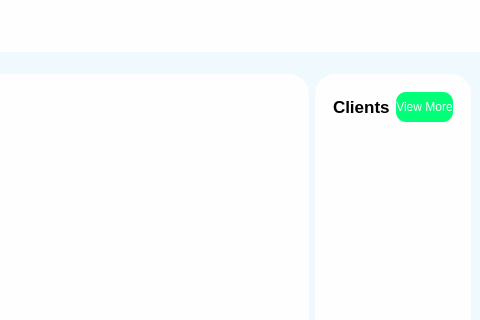
Before: the Qt Designer form src/Vista/vistacliente.ui in gjimec00/STDEvents, drawn with Qt 5; both pictures show x 450 to 930 and y 0 to 320 of the 930 by 548 pixel window.
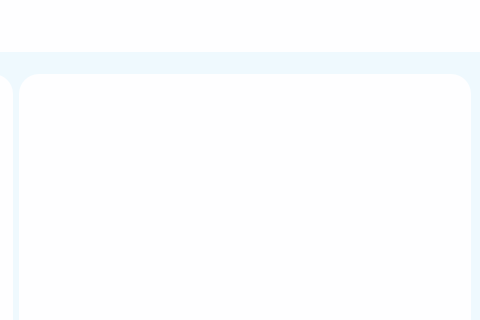
After: the same form once the commit is applied. Icons and pictures are not drawn.

Diff of the .ui file:
```diff
--- a/src/Vista/vistacliente.ui
+++ b/src/Vista/vistacliente.ui
@@ -429,8 +429,8 @@
               <rect>
                <x>0</x>
                <y>0</y>
-               <width>500</width>
-               <height>445</height>
+               <width>428</width>
+               <height>427</height>
               </rect>
              </property>
             </widget>
@@ -442,109 +442,21 @@
        <item>
         <widget class="QWidget" name="widget_5" native="true">
          <layout class="QVBoxLayout" name="verticalLayout_7">
-          <item alignment="Qt::AlignTop">
-           <widget class="QFrame" name="frame_7">
-            <property name="frameShape">
-             <enum>QFrame::StyledPanel</enum>
-            </property>
-            <property name="frameShadow">
-             <enum>QFrame::Raised</enum>
-            </property>
-            <layout class="QHBoxLayout" name="horizontalLayout_14">
-             <item alignment="Qt::AlignLeft">
-              <widget class="QLabel" name="label_27">
-               <property name="font">
-                <font>
-                 <pointsize>13</pointsize>
-                 <bold>true</bold>
-                </font>
-               </property>
-               <property name="text">
-                <string>Clients</string>
-               </property>
-              </widget>
-             </item>
-             <item alignment="Qt::AlignRight">
-              <widget class="QPushButton" name="pushButton_2">
-               <property name="minimumSize">
-                <size>
-                 <width>0</width>
-                 <height>30</height>
-                </size>
-               </property>
-               <property name="text">
-                <string>View More</string>
-               </property>
-               <property name="icon">
-                <iconset resource="../../Recursos.qrc">
-                 <normaloff>:/whiteicons/icons/whiteicons/arrow-right.svg</normaloff>:/whiteicons/icons/whiteicons/arrow-right.svg</iconset>
-               </property>
-               <property name="iconSize">
-                <size>
-                 <width>24</width>
-                 <height>24</height>
-                </size>
-               </property>
-              </widget>
-             </item>
-            </layout>
-           </widget>
-          </item>
           <item>
-           <widget class="QFrame" name="frame_8">
-            <property name="frameShape">
-             <enum>QFrame::StyledPanel</enum>
+           <widget class="QScrollArea" name="scrollArea_2">
+            <property name="widgetResizable">
+             <bool>true</bool>
             </property>
-            <property name="frameShadow">
-             <enum>QFrame::Raised</enum>
-            </property>
-            <layout class="QHBoxLayout" name="horizontalLayout_15">
-             <item>
-              <widget class="QLabel" name="label_30">
-               <property name="text">
-                <string/>
-               </property>
-              </widget>
-             </item>
-             <item>
-              <widget class="QLabel" name="label_31">
-               <property name="maximumSize">
-                <size>
-                 <width>25</width>
-                 <height>25</height>
-                </size>
-               </property>
-               <property name="text">
-                <string/>
-               </property>
-               <property name="pixmap">
-                <pixmap resource="../../Recursos.qrc">:/greenicons/icons/greenicons/phone.svg</pixmap>
-               </property>
-               <property name="scaledContents">
-                <bool>true</bool>
-               </property>
-              </widget>
-             </item>
-             <item>
-              <widget class="QLabel" name="label_32">
-               <property name="maximumSize">
-                <size>
-                 <width>25</width>
-                 <height>25</height>
-                </size>
-               </property>
-               <property name="text">
-                <string/>
-               </property>
-               <property name="pixmap">
-                <pixmap resource="../../Recursos.qrc">:/greenicons/icons/greenicons/mail.svg</pixmap>
-               </property>
-               <property name="scaledContents">
-                <bool>true</bool>
-               </property>
-              </widget>
-             </item>
-            </layout>
+            <widget class="QWidget" name="scrollAreaWidgetContents_3">
+             <property name="geometry">
+              <rect>
+               <x>0</x>
+               <y>0</y>
+               <width>428</width>
+               <height>427</height>
+              </rect>
+             </property>
+            </widget>
            </widget>
           </item>
          </layout>
```
Left out of the diff: 6 changed lines with no effect on the pictures.
